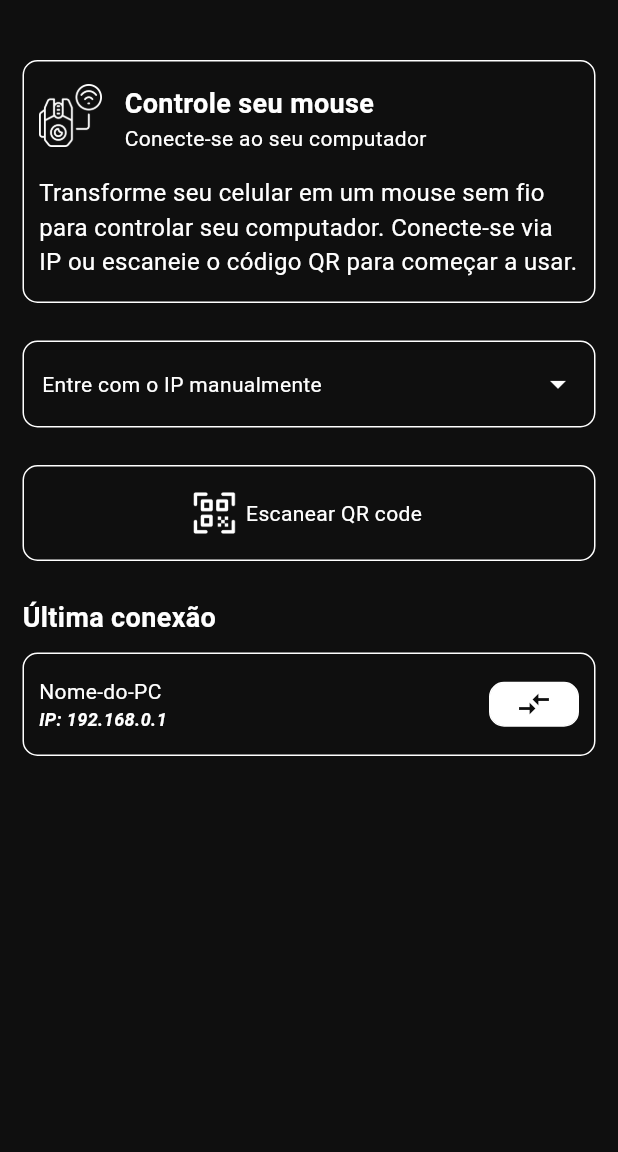
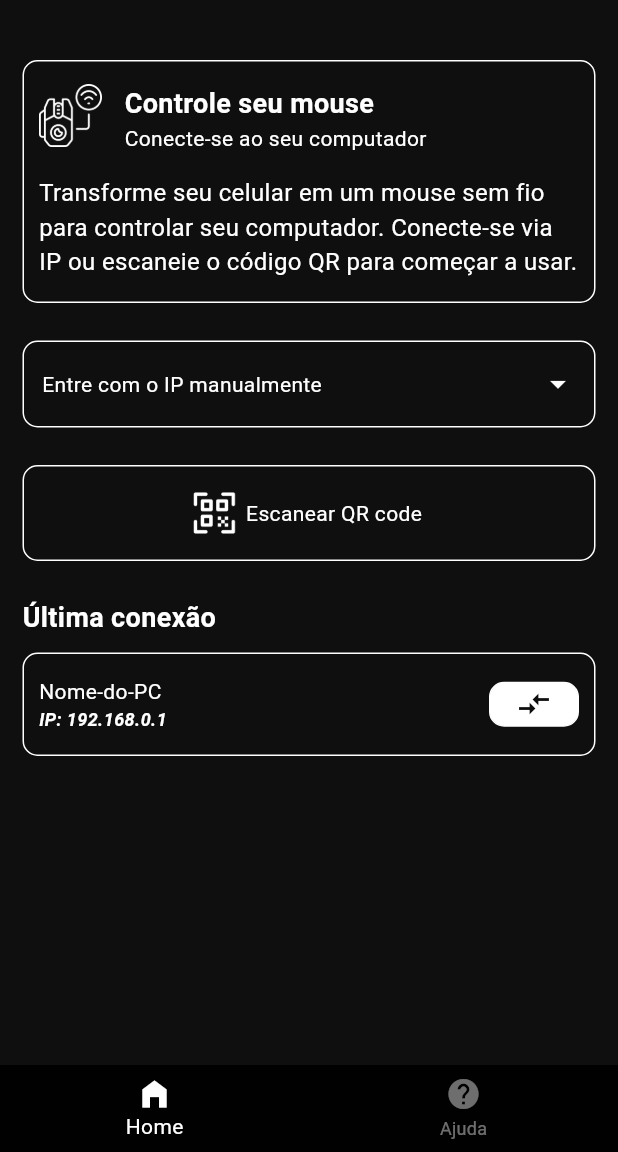
Before and after one commit to alexsanderkafka/Mouse-Phone, a Flutter app: the screen it shows after launch, on a phone screen of 412 x 824 dp, the part 84-1236 px from its top. Run offline on Flutter 3.47's test engine with Material 3 defaults, Android fonts, the phone set to English and light mode, and no system bars.

Commit message:
add: New page and created widgets

```diff
--- a/app/lib/main.dart
+++ b/app/lib/main.dart
@@ -1,5 +1,5 @@
 import 'package:flutter/material.dart';
-import 'package:mouse_phone/view/home.dart';
+import 'package:mouse_phone/routes/bottom_navigation.dart';
 
 void main() {
   runApp(const MyApp());
@@ -16,7 +16,7 @@ class MyApp extends StatelessWidget {
       theme: ThemeData(
         colorScheme: ColorScheme.fromSeed(seedColor: Colors.deepPurple),
       ),
-      home: const Home(),
+      home: BottomNavigation(),
     );
   }
 }
--- /dev/null
+++ b/app/lib/routes/bottom_navigation.dart
@@ -0,0 +1,48 @@
+import 'package:flutter/material.dart';
+import 'package:mouse_phone/view/help.dart';
+import 'package:mouse_phone/view/home.dart';
+
+class BottomNavigation extends StatefulWidget {
+  const BottomNavigation({super.key});
+
+  @override
+  State<BottomNavigation> createState() => _BottomNavigationState();
+}
+
+class _BottomNavigationState extends State<BottomNavigation> {
+  int _selectedIndex = 0;
+
+  static const List<Widget> _screens = <Widget>[Home(), Help()];
+
+  void _onItemTapped(int index) {
+    setState(() {
+      _selectedIndex = index;
+    });
+  }
+
+  @override
+  Widget build(BuildContext context) {
+    return Scaffold(
+      appBar: AppBar(
+        title: const Text(
+          "Mouse Phone",
+          style: TextStyle(color: Color(0xFFFFFFFFF)),
+        ),
+        backgroundColor: Color(0xFF0000000),
+      ),
+      body: _screens[_selectedIndex],
+      bottomNavigationBar: BottomNavigationBar(
+        items: const <BottomNavigationBarItem>[
+          BottomNavigationBarItem(icon: Icon(Icons.home_filled), label: "Home"),
+          BottomNavigationBarItem(icon: Icon(Icons.help), label: "Ajuda"),
+        ],
+        currentIndex: _selectedIndex,
+        selectedItemColor: Color(0xFFFFFFFF),
+        unselectedItemColor: Color.fromARGB(109, 255, 255, 255),
+        onTap: _onItemTapped,
+        backgroundColor: Color(0xFF0000000),
+      ),
+      backgroundColor: Color(0xFF0000000),
+    );
+  }
+}
--- a/app/lib/view/home.dart
+++ b/app/lib/view/home.dart
@@ -14,15 +14,9 @@ class _HomeState extends State<Home> {
 
   @override
   Widget build(BuildContext context) {
-    return Scaffold(
-      appBar: AppBar(
-        title: const Text(
-          'Mouse Phone',
-          style: TextStyle(color: Color(0xFFFFFFFFF)),
-        ),
-        backgroundColor: Color(0xFF0000000),
-      ),
-      body: SingleChildScrollView(
+    return Material(
+      color: Colors.transparent,
+      child: SingleChildScrollView(
         child: Padding(
           padding: const EdgeInsets.symmetric(horizontal: 15, vertical: 40),
           child: Column(
@@ -99,7 +93,7 @@ class _HomeState extends State<Home> {
                     child: Column(
                       mainAxisSize: MainAxisSize.min,
                       children: <Widget>[
-                        InkWell(
+                        GestureDetector(
                           onTap: () => setState(() => isExpanded = !isExpanded),
                           child: Padding(
                             padding: const EdgeInsets.symmetric(
@@ -293,7 +287,6 @@ class _HomeState extends State<Home> {
           ),
         ),
       ),
-      backgroundColor: Color(0xFF0000000), // Example background color
     );
   }
 }
```
Also changed, not shown: app/lib/view/help.dart (added, +53 -0 lines), app/lib/widget/dropdown.dart (added, +71 -0 lines).
